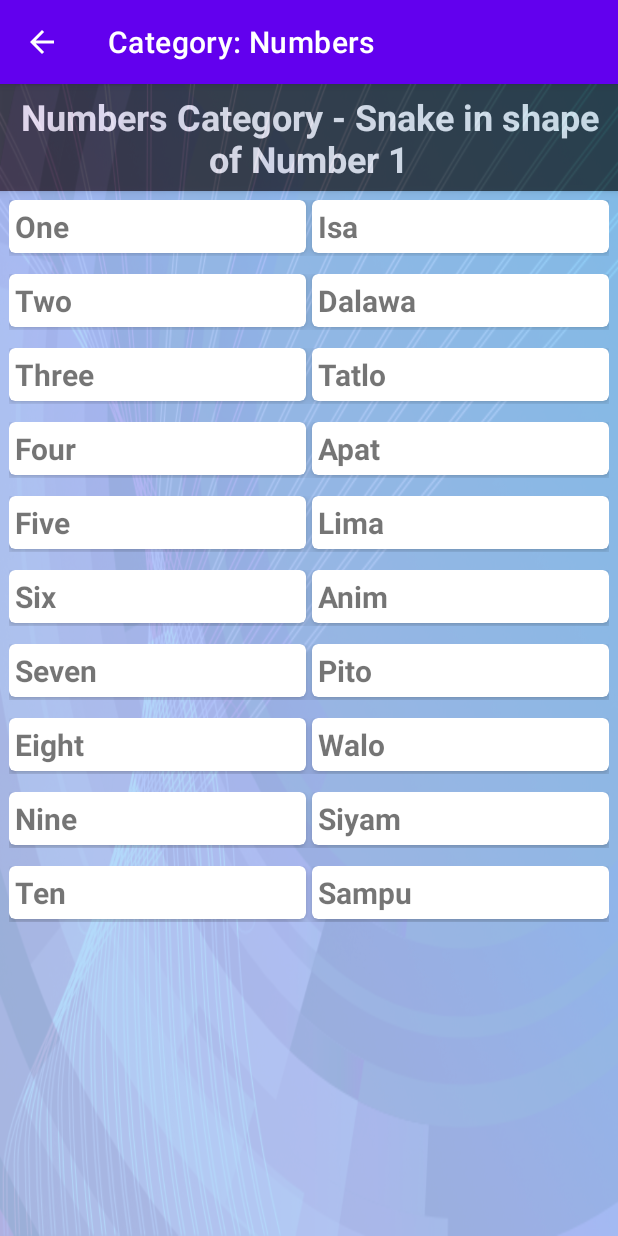
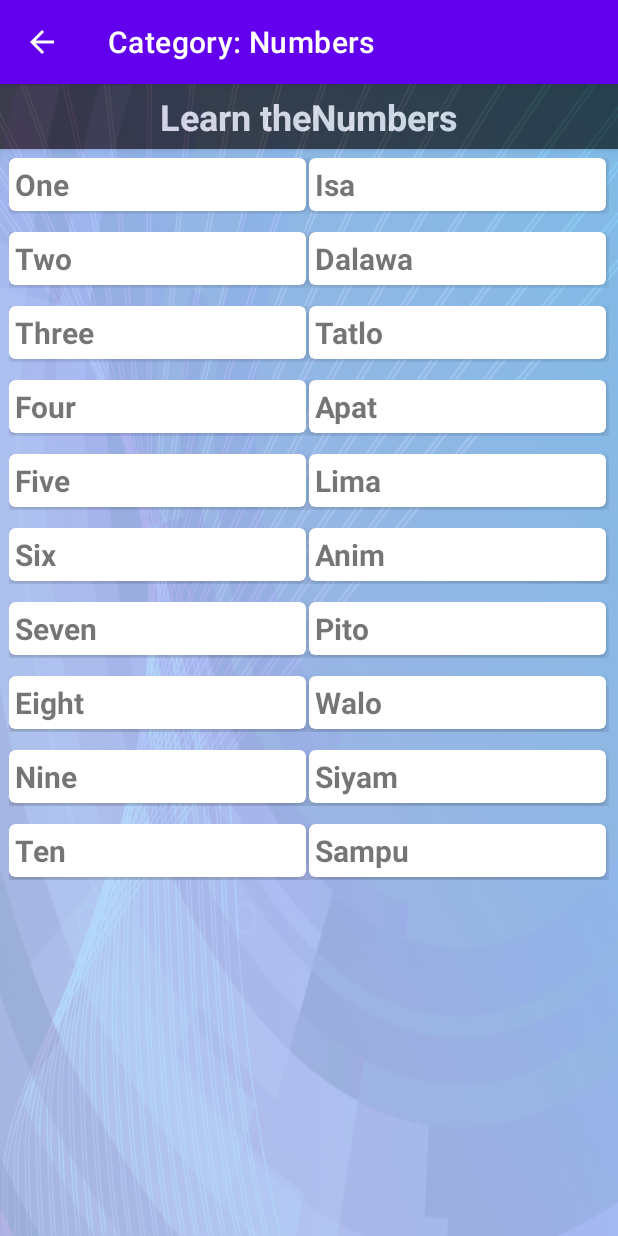
Before and after one commit to DevsketchCode/AndroidDevelopment_FinalProject_ULearnIt, an Android app: the screen it shows after launch (CategoryActivity), after a tap on "Numbers Category - Snake in shape of Num", on a phone screen of 412 x 824 dp. Run offline under Robolectric (Android 15) with nearby library versions, the phone set to English and light mode, and no system bars.

Commit message:
Cleaned up code, functional lists along with clicking to add to favorites, click on it in Favorites to remove it. Doesn't display live, need to leave and return.

```diff
--- a/app/src/main/java/edu/cvtc/doberlander/ulearnit/CategoryActivity.java
+++ b/app/src/main/java/edu/cvtc/doberlander/ulearnit/CategoryActivity.java
@@ -1,8 +1,4 @@
 package edu.cvtc.doberlander.ulearnit;
-
-import androidx.appcompat.app.AppCompatActivity;
-import androidx.recyclerview.widget.LinearLayoutManager;
-import androidx.recyclerview.widget.RecyclerView;
 
 import android.content.Intent;
 import android.os.Bundle;
@@ -10,15 +6,13 @@ import android.view.View;
 import android.widget.LinearLayout;
 import android.widget.TextView;
 
+import androidx.appcompat.app.AppCompatActivity;
+import androidx.recyclerview.widget.LinearLayoutManager;
+import androidx.recyclerview.widget.RecyclerView;
+
 import java.util.LinkedList;
-import java.util.List;
 
 public class CategoryActivity extends AppCompatActivity {
-
-    // Create list used to store the list of data
-    //private final LinkedList<TranslationModel> mTranslationList = new LinkedList<>();
-    private RecyclerView mRecyclerView;
-    private TranslationAdapter mAdapter;
 
     @Override
     protected void onCreate(Bundle savedInstanceState) {
@@ -26,14 +20,14 @@ public class CategoryActivity extends AppCompatActivity {
         setContentView(R.layout.activity_category);
 
         String category = "";
-        String categoryMessage = "";
+        String categoryMessage;
 
         // Retrieve information from the intent passed from the previous activity
         Intent intent = getIntent();
 
         // Retrieve information from the bundle passed from the previous activity
         Bundle bundle = getIntent().getExtras();
-        if(bundle != null) {
+        if (bundle != null) {
             // Retrieve each piece of information
             category = bundle.getString("category");
             categoryMessage = bundle.getString("category_message");
@@ -44,7 +38,7 @@ public class CategoryActivity extends AppCompatActivity {
         }
 
         // Check to see if the bundle was not used to populate the category
-        if(category == null) {
+        if (category == null) {
             // Display the category
             category = intent.getStringExtra(MainActivity.EXTRA_MESSAGE);
 
@@ -60,16 +54,22 @@ public class CategoryActivity extends AppCompatActivity {
         TranslationList translationListObject = new TranslationList();
         LinkedList<TranslationModel> translations = translationListObject.GetTranslations(category);
 
+        // Only attach data if there is data
+        if (translations.size() > 0) {
             // Create the RecyclerView and Connect the Adapter and Data
-        mRecyclerView = findViewById(R.id.categoryRecyclerView);
+            // Create list used to store the list of data
+            //private final LinkedList<TranslationModel> mTranslationList = new LinkedList<>();
+            RecyclerView mRecyclerView = findViewById(R.id.categoryRecyclerView);
 
             // Create the adapter and attach the data
-        mAdapter = new TranslationAdapter(this,translations);
+            TranslationAdapter mAdapter = new TranslationAdapter(this, translations);
 
             // Connect the adapter to the RecyclerView
             mRecyclerView.setAdapter(mAdapter);
 
             // Give the RecyclerView a default Layout Manager
             mRecyclerView.setLayoutManager(new LinearLayoutManager(this));
+
         }
     }
+}
--- a/app/src/main/java/edu/cvtc/doberlander/ulearnit/MainActivity.java
+++ b/app/src/main/java/edu/cvtc/doberlander/ulearnit/MainActivity.java
@@ -2,15 +2,14 @@ package edu.cvtc.doberlander.ulearnit;
 
 import android.content.Intent;
 import android.os.Bundle;
+import android.view.Menu;
+import android.view.MenuItem;
+import android.view.View;
+import android.widget.Toast;
 
 import androidx.appcompat.app.AppCompatActivity;
+
 import edu.cvtc.doberlander.ulearnit.databinding.ActivityMainBinding;
-
-import android.util.Log;
-import android.view.View;
-import android.view.Menu;
-import android.view.MenuItem;
-import android.widget.Toast;
 
 public class MainActivity extends AppCompatActivity {
 
@@ -69,26 +68,31 @@ public class MainActivity extends AppCompatActivity {
      */
     public void launchCategoryActivity(View view) {
 
-        // Declare Category Variables
+        // Initialize Category Variables
         String categoryName;
-        String categoryMessage;
+        String categoryMessage = getString(R.string.category_message_learn);
 
         // Determine which Category button was clicked
         switch (view.getId()) {
             case R.id.greetings_ImageBtn:
                 // Set Greetings Category
                 categoryName = getString(R.string.greetings_category_text);
-                categoryMessage = getString(R.string.greetings_category_image);
+                categoryMessage = categoryMessage + categoryName;
                 break;
             case R.id.numbers_ImageBtn:
                 // Set Numbers Category
                 categoryName = getString(R.string.numbers_category_text);
-                categoryMessage = getString(R.string.numbers_category_image);
+                categoryMessage = categoryMessage + categoryName;
+                break;
+            case R.id.action_favorites:
+                // Set the Favorites Category
+                categoryName = "Favorites";
+                categoryMessage = "";
                 break;
             default:
                 // Set Default Value
-                categoryName = "Greetings";
-                categoryMessage = "Default Greetings";
+                categoryName = "No Category Selected";
+                categoryMessage = "Please Go Back and Select a Category";
         }
 
         // Bundle the information depending what button was clicked.
--- a/app/src/main/java/edu/cvtc/doberlander/ulearnit/TranslationAdapter.java
+++ b/app/src/main/java/edu/cvtc/doberlander/ulearnit/TranslationAdapter.java
@@ -1,7 +1,6 @@
 package edu.cvtc.doberlander.ulearnit;
 
 import android.content.Context;
-import android.util.Log;
 import android.view.LayoutInflater;
 import android.view.View;
 import android.view.ViewGroup;
@@ -11,20 +10,18 @@ import androidx.annotation.NonNull;
 import androidx.recyclerview.widget.RecyclerView;
 
 import java.util.LinkedList;
-import java.util.List;
 
 public class TranslationAdapter extends RecyclerView.Adapter<TranslationAdapter.TranslationViewHolder> {
 
     private static final String TAG = "CategoryActivity";
 
     private final LinkedList<TranslationModel> mTranslationList;
-    private LayoutInflater mInflater;
+    private final LayoutInflater mInflater;
 
     // Constructor initializes the translation list from the data
     public TranslationAdapter(Context context, LinkedList<TranslationModel> translationList) {
         mInflater = LayoutInflater.from(context);
         this.mTranslationList = translationList;
-        Log.d(TAG, "Test-TranslationAdapter: " + translationList.get(2).getFirstLanguageWord());
     }
 
     // Create the View Holder
@@ -47,16 +44,21 @@ public class TranslationAdapter extends RecyclerView.Adapter<TranslationAdapter.
         public void onClick(View view) {
             // Get the position of the item that was clicked
             int mPosition = getLayoutPosition();
-
             // Access the affected item in the list
             TranslationModel element = mTranslationList.get(mPosition);
 
-            // Add translation as Favorite
-            // TODO: Add this favorite functionality
-            mTranslationList.set(mPosition, element);
+            // Check to see if the clicked element is a favorite or not
+            if (!TranslationList.Favorites_List.contains(element)) {
+                // Remove the translation from the Favorites List
+                TranslationList.Favorites_List.add(element);
+            } else {
+                // Add the translation to the Favorites List
+                TranslationList.Favorites_List.remove(element);
+            }
 
             // Notify the adapter that data has changed and update the RecyclerView
             mAdapter.notifyDataSetChanged();
+
         }
     }
 
@@ -81,6 +83,8 @@ public class TranslationAdapter extends RecyclerView.Adapter<TranslationAdapter.
 
     // Return the size of the translation list
     @Override
-    public int getItemCount() { return mTranslationList.size(); }
+    public int getItemCount() {
+        return mTranslationList.size();
+    }
 
 }
--- a/app/src/main/java/edu/cvtc/doberlander/ulearnit/TranslationList.java
+++ b/app/src/main/java/edu/cvtc/doberlander/ulearnit/TranslationList.java
@@ -16,6 +16,12 @@ public class TranslationList {
     private static final String[] English_Numbers = {"One", "Two", "Three", "Four", "Five", "Six", "Seven", "Eight", "Nine", "Ten"};
     private static final String[] Tagalog_Numbers = {"Isa", "Dalawa", "Tatlo", "Apat", "Lima", "Anim", "Pito", "Walo", "Siyam", "Sampu"};
 
+    // Create public variable that is used to add translation objects as favorites - MUST BE STATIC
+    public static final LinkedList<TranslationModel> Favorites_List = new LinkedList<>();
+
+    // Create the Translation list of translation objects
+    private LinkedList<TranslationModel> translationList = new LinkedList<>();
+
     // Greetings List
     public LinkedList<TranslationModel> GetTranslations(String category) {
         // Set translation languages
@@ -25,11 +31,9 @@ public class TranslationList {
         String[] firstLangWords = new String[0];
         String[] secondLangWords = new String[0];
 
-        // Create the Translation list of translation objects
-        LinkedList<TranslationModel> translationList = new LinkedList<>();
 
         // Fill the translation list with the appropriate category
-        switch(category) {
+        switch (category) {
             case "Greetings":
                 // Create the Greetings list of translation objects
                 firstLangWords = English_Greetings;
@@ -39,8 +43,13 @@ public class TranslationList {
                 firstLangWords = English_Numbers;
                 secondLangWords = Tagalog_Numbers;
                 break;
+            case "Favorites":
+                // Populate the list with the selected favorites
+                translationList.addAll(Favorites_List);
+
+                // Return the favorites list
+                return translationList;
             default:
-                break;
         }
 
         // Create List
@@ -60,9 +69,5 @@ public class TranslationList {
 
         // Return the list of translations from the submitted category.
         return translationList;
-
-
     }
-
-
 }
--- a/app/src/main/res/layout/activity_category.xml
+++ b/app/src/main/res/layout/activity_category.xml
@@ -41,7 +41,9 @@
         app:layout_constraintBottom_toBottomOf="parent"
         app:layout_constraintEnd_toEndOf="parent"
         app:layout_constraintStart_toStartOf="parent"
-        app:layout_constraintTop_toBottomOf="@id/category_Heading_LinearLayout"></androidx.recyclerview.widget.RecyclerView>
+        app:layout_constraintTop_toBottomOf="@id/category_Heading_LinearLayout">
+
+    </androidx.recyclerview.widget.RecyclerView>
 
     <!-- Container for the list of translation items -->
 
--- a/app/src/main/res/layout/activity_main.xml
+++ b/app/src/main/res/layout/activity_main.xml
@@ -30,6 +30,7 @@
         android:layout_marginEnd="@dimen/fab_margin"
         android:layout_marginBottom="16dp"
         android:backgroundTint="#3F51B5"
+        android:contentDescription="@string/floating_button_content_desc"
         app:backgroundTint="#2C3981"
         app:srcCompat="@drawable/ic_test"
         app:tint="@color/white" />
--- a/app/src/main/res/layout/translation_item.xml
+++ b/app/src/main/res/layout/translation_item.xml
@@ -1,25 +1,17 @@
 <?xml version="1.0" encoding="utf-8"?>
 <LinearLayout xmlns:android="http://schemas.android.com/apk/res/android"
     xmlns:app="http://schemas.android.com/apk/res-auto"
+    android:id="@+id/layout_TranslationEntry"
     android:layout_width="match_parent"
     android:layout_height="wrap_content"
-    android:orientation="vertical"
-    android:padding="6dp">
-
-    <LinearLayout
-        android:layout_width="match_parent"
-        android:layout_height="wrap_content"
+    android:background="#00FFFFFF"
     android:orientation="horizontal"
+    android:padding="6dp"
     android:weightSum="2">
 
     <androidx.cardview.widget.CardView
         android:id="@+id/translationEntryCardLeft"
-            android:layout_width="0dp"
-            android:layout_height="wrap_content"
-            android:layout_marginEnd="2dp"
-            android:layout_marginBottom="2dp"
-            android:layout_weight="1"
-            android:gravity="center"
+        style="@style/translation_list_cards"
         app:cardCornerRadius="4dp"
         app:cardElevation="4dp"
         app:cardMaxElevation="8dp"
@@ -33,12 +25,7 @@
 
     <androidx.cardview.widget.CardView
         android:id="@+id/translationEntryCardRight"
-            android:layout_width="0dp"
-            android:layout_height="wrap_content"
-            android:layout_marginStart="2dp"
-            android:layout_marginBottom="2dp"
-            android:layout_weight="1"
-            android:gravity="center"
+        style="@style/translation_list_cards"
         app:cardCornerRadius="4dp"
         app:cardElevation="4dp"
         app:cardMaxElevation="8dp"
@@ -48,6 +35,5 @@
             android:id="@+id/secondLangTranslation"
             style="@style/translation_entry" />
     </androidx.cardview.widget.CardView>
-    </LinearLayout>
 
 </LinearLayout>
--- a/app/src/main/res/menu/menu_main.xml
+++ b/app/src/main/res/menu/menu_main.xml
@@ -11,6 +11,7 @@
     <item
         android:id="@+id/action_favorites"
         android:icon="@drawable/ic_favorites"
+        android:iconTint="#FF03F2"
         android:orderInCategory="10"
         android:title="@string/action_favorites"
         app:showAsAction="ifRoom" />
--- a/app/src/main/res/values/strings.xml
+++ b/app/src/main/res/values/strings.xml
@@ -12,4 +12,6 @@
     <string name="action_favorites">Favorites</string>
     <string name="action_contact_message">You selected Contact.</string>
     <string name="action_favorites_message">You selected Favorites.</string>
+    <string name="category_message_learn">Learn the\ </string>
+    <string name="floating_button_content_desc">Floating Button for Taking The Test</string>
 </resources>
--- a/app/src/main/res/values/styles.xml
+++ b/app/src/main/res/values/styles.xml
@@ -26,4 +26,13 @@
         <item name="android:textSize">20sp</item>
         <item name="android:textStyle">bold</item>
     </style>
+
+    <style name="translation_list_cards">
+        <item name="android:layout_width">0dp</item>
+        <item name="android:layout_height">wrap_content</item>
+        <item name="android:layout_marginEnd">2dp</item>
+        <item name="android:layout_marginBottom">2dp</item>
+        <item name="android:layout_weight">1</item>
+        <item name="android:gravity">center</item>
+    </style>
 </resources>
```
Also changed, not shown: app/src/main/java/edu/cvtc/doberlander/ulearnit/TranslationModel.java (+12 -0 lines), app/src/main/res/layout/content_main.xml (+8 -9 lines). Lines whose indentation alone changed are shown as unchanged.
